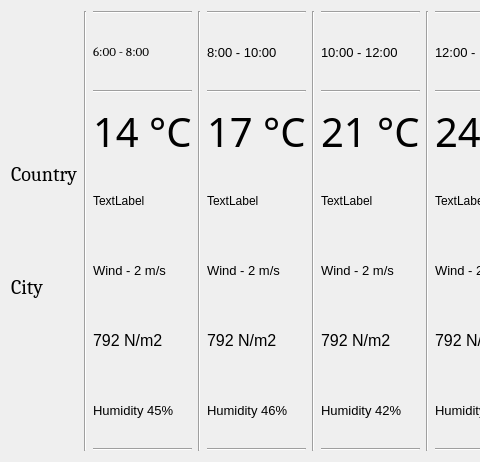
Before: the Qt Designer form cursova2_2/details.ui in koffis/WebApi, drawn with Qt 5; both pictures show x 0 to 480 and y 0 to 462 of the 782 by 462 pixel window.
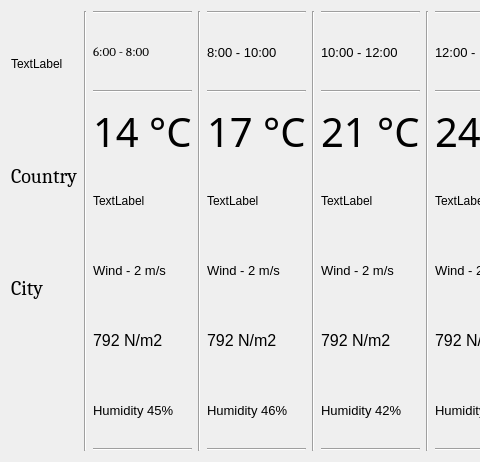
After: the same form once the commit is applied.

Patch:
```diff
--- a/cursova2_2/details.ui
+++ b/cursova2_2/details.ui
@@ -13,24 +13,18 @@
   <property name="windowTitle">
    <string>Dialog</string>
   </property>
+  <property name="styleSheet">
+   <string notr="true"/>
+  </property>
   <layout class="QHBoxLayout" name="horizontalLayout">
    <item>
     <layout class="QVBoxLayout" name="verticalLayout">
      <item>
-      <spacer name="verticalSpacer_2">
-       <property name="orientation">
-        <enum>Qt::Vertical</enum>
+      <widget class="QLabel" name="mLogoDetails">
+       <property name="text">
+        <string>TextLabel</string>
        </property>
-       <property name="sizeType">
-        <enum>QSizePolicy::Maximum</enum>
-       </property>
-       <property name="sizeHint" stdset="0">
-        <size>
-         <width>20</width>
-         <height>110</height>
-        </size>
-       </property>
-      </spacer>
+      </widget>
      </item>
      <item>
       <widget class="QLabel" name="mDetailsCountryTextLable">
```
